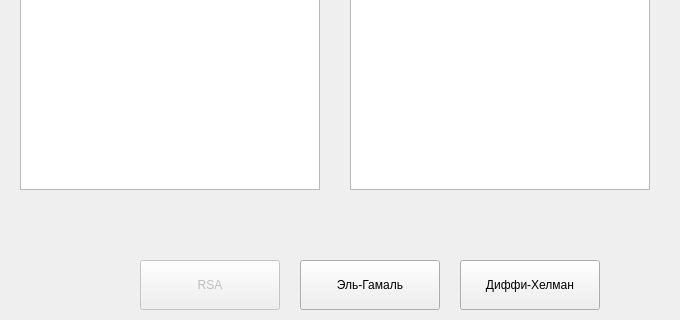
First picture: the form in rsa_design.ui, repository TartarugZ/crypto_qt, before the edit; both pictures show x 0 to 680 and y 180 to 500 of the 800 by 500 pixel window.
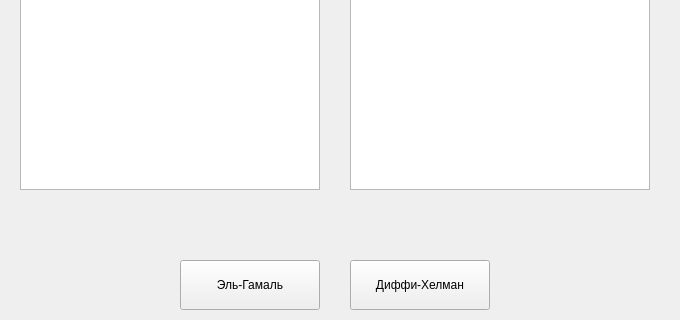
Second picture: the form after the edit.

Diff of the .ui file:
```diff
--- a/rsa_design.ui
+++ b/rsa_design.ui
@@ -124,26 +124,10 @@
      <string>Расшифровать</string>
     </property>
    </widget>
-   <widget class="QPushButton" name="to_rsa">
-    <property name="enabled">
-     <bool>false</bool>
-    </property>
-    <property name="geometry">
-     <rect>
-      <x>140</x>
-      <y>440</y>
-      <width>140</width>
-      <height>50</height>
-     </rect>
-    </property>
-    <property name="text">
-     <string>RSA</string>
-    </property>
-   </widget>
    <widget class="QPushButton" name="to_gamal">
     <property name="geometry">
      <rect>
-      <x>300</x>
+      <x>180</x>
       <y>440</y>
       <width>140</width>
       <height>50</height>
@@ -156,7 +140,7 @@
    <widget class="QPushButton" name="to_hellman">
     <property name="geometry">
      <rect>
-      <x>460</x>
+      <x>350</x>
       <y>440</y>
       <width>140</width>
       <height>50</height>
```
